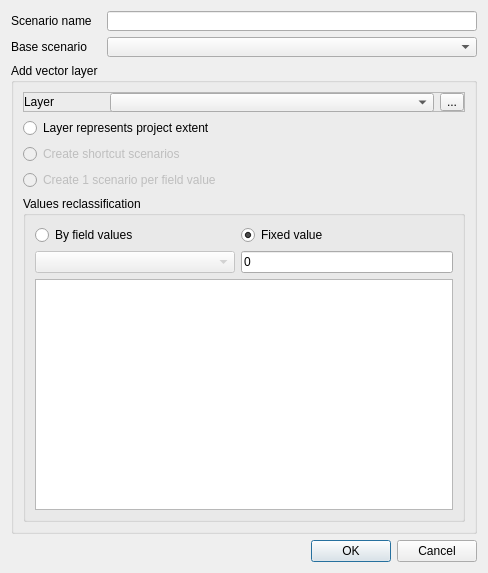
Qt form ui/scenario_dialog.ui (MathieuChailloux/MitiConnect) before a commit.
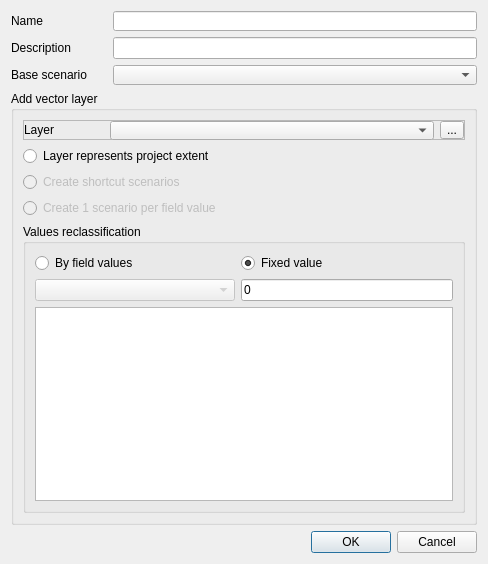
The same form after that commit. Custom widgets are drawn as their Qt base class.

Commit message: add scenario description

The edit to the form file:
```diff
--- a/ui/scenario_dialog.ui
+++ b/ui/scenario_dialog.ui
@@ -7,7 +7,7 @@
     <x>0</x>
     <y>0</y>
     <width>488</width>
-    <height>573</height>
+    <height>564</height>
    </rect>
   </property>
   <property name="minimumSize">
@@ -20,36 +20,7 @@
    <string>Create new scenario</string>
   </property>
   <layout class="QGridLayout" name="gridLayout_2">
-   <item row="0" column="0">
-    <widget class="QLabel" name="label_2">
-     <property name="minimumSize">
-      <size>
-       <width>90</width>
-       <height>0</height>
-      </size>
-     </property>
-     <property name="text">
-      <string>Scenario name</string>
-     </property>
-    </widget>
-   </item>
-   <item row="0" column="1">
-    <widget class="QLineEdit" name="scName">
-     <property name="minimumSize">
-      <size>
-       <width>0</width>
-       <height>20</height>
-      </size>
-     </property>
-     <property name="maximumSize">
-      <size>
-       <width>16777215</width>
-       <height>20</height>
-      </size>
-     </property>
-    </widget>
-   </item>
-   <item row="1" column="0">
+   <item row="2" column="0">
     <widget class="QLabel" name="label_3">
      <property name="minimumSize">
       <size>
@@ -62,23 +33,7 @@
      </property>
     </widget>
    </item>
-   <item row="1" column="1">
-    <widget class="QComboBox" name="scBase">
-     <property name="minimumSize">
-      <size>
-       <width>0</width>
-       <height>20</height>
-      </size>
-     </property>
-     <property name="maximumSize">
-      <size>
-       <width>16777215</width>
-       <height>20</height>
-      </size>
-     </property>
-    </widget>
-   </item>
-   <item row="2" column="0" colspan="2">
+   <item row="3" column="0" colspan="3">
     <widget class="QGroupBox" name="groupBox">
      <property name="title">
       <string>Add vector layer</string>
@@ -331,7 +286,7 @@
      </layout>
     </widget>
    </item>
-   <item row="3" column="0" colspan="2">
+   <item row="4" column="0" colspan="3">
     <widget class="QDialogButtonBox" name="buttonBox">
      <property name="orientation">
       <enum>Qt::Horizontal</enum>
@@ -341,6 +296,68 @@
      </property>
     </widget>
    </item>
+   <item row="2" column="2">
+    <widget class="QComboBox" name="scBase">
+     <property name="minimumSize">
+      <size>
+       <width>0</width>
+       <height>20</height>
+      </size>
+     </property>
+     <property name="maximumSize">
+      <size>
+       <width>16777215</width>
+       <height>20</height>
+      </size>
+     </property>
+    </widget>
+   </item>
+   <item row="0" column="2">
+    <widget class="QLineEdit" name="scName">
+     <property name="minimumSize">
+      <size>
+       <width>0</width>
+       <height>20</height>
+      </size>
+     </property>
+     <property name="maximumSize">
+      <size>
+       <width>16777215</width>
+       <height>20</height>
+      </size>
+     </property>
+    </widget>
+   </item>
+   <item row="0" column="0">
+    <widget class="QLabel" name="label_2">
+     <property name="minimumSize">
+      <size>
+       <width>90</width>
+       <height>0</height>
+      </size>
+     </property>
+     <property name="text">
+      <string>Name</string>
+     </property>
+    </widget>
+   </item>
+   <item row="1" column="0">
+    <widget class="QLabel" name="label">
+     <property name="text">
+      <string>Description</string>
+     </property>
+    </widget>
+   </item>
+   <item row="1" column="2">
+    <widget class="QLineEdit" name="scDescr">
+     <property name="minimumSize">
+      <size>
+       <width>0</width>
+       <height>20</height>
+      </size>
+     </property>
+    </widget>
+   </item>
   </layout>
  </widget>
  <customwidgets>
```
The commit also changes 1 other file.
